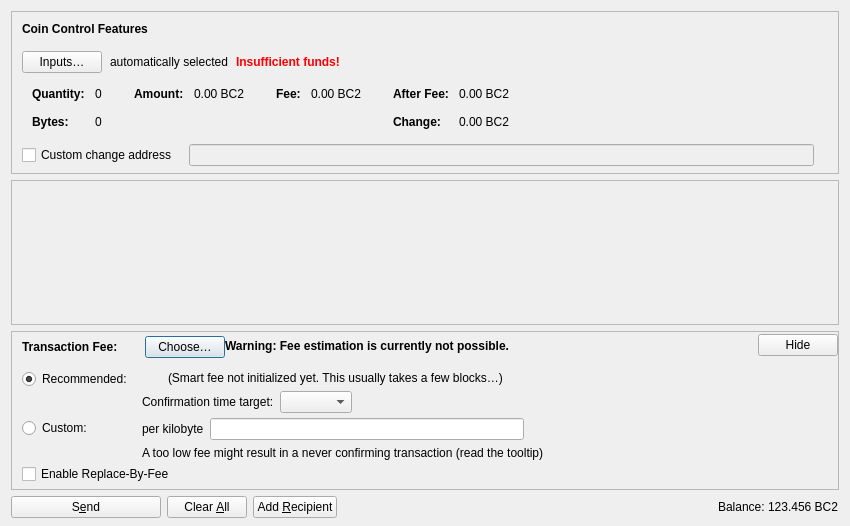
Qt form src/qt/forms/sendcoinsdialog.ui (trumpsperm/trumpsperm) before a commit.
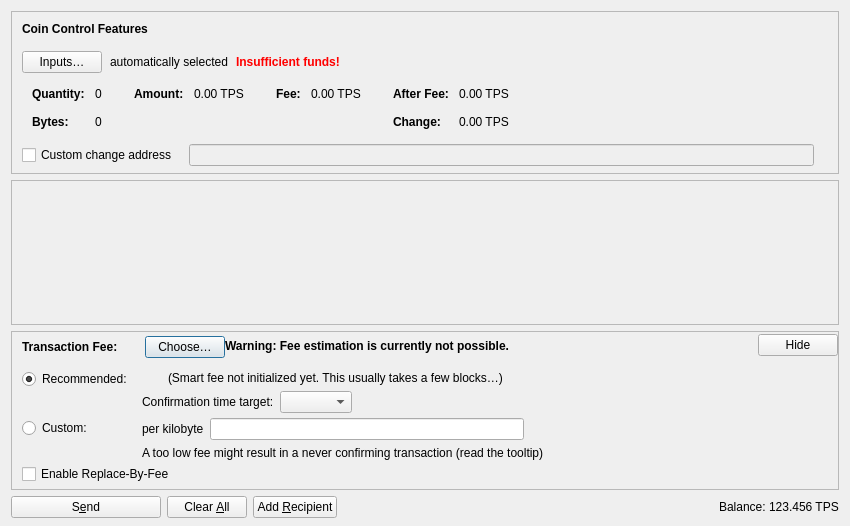
The same form after that commit. Icons and pictures are not drawn. Custom widgets are drawn as their Qt base class.

Diff of the .ui file:
```diff
--- a/src/qt/forms/sendcoinsdialog.ui
+++ b/src/qt/forms/sendcoinsdialog.ui
@@ -327,7 +327,7 @@
                   <enum>Qt::ActionsContextMenu</enum>
                  </property>
                  <property name="text">
-                  <string notr="true">0.00 BC2</string>
+                  <string notr="true">0.00 TPS</string>
                  </property>
                  <property name="textInteractionFlags">
                   <set>Qt::LinksAccessibleByMouse|Qt::TextSelectableByKeyboard|Qt::TextSelectableByMouse</set>
@@ -378,7 +378,7 @@
                   <enum>Qt::ActionsContextMenu</enum>
                  </property>
                  <property name="text">
-                  <string notr="true">0.00 BC2</string>
+                  <string notr="true">0.00 TPS</string>
                  </property>
                  <property name="textInteractionFlags">
                   <set>Qt::LinksAccessibleByMouse|Qt::TextSelectableByKeyboard|Qt::TextSelectableByMouse</set>
@@ -432,7 +432,7 @@
                   <enum>Qt::ActionsContextMenu</enum>
                  </property>
                  <property name="text">
-                  <string notr="true">0.00 BC2</string>
+                  <string notr="true">0.00 TPS</string>
                  </property>
                  <property name="textInteractionFlags">
                   <set>Qt::LinksAccessibleByMouse|Qt::TextSelectableByKeyboard|Qt::TextSelectableByMouse</set>
@@ -461,7 +461,7 @@
                   <enum>Qt::ActionsContextMenu</enum>
                  </property>
                  <property name="text">
-                  <string notr="true">0.00 BC2</string>
+                  <string notr="true">0.00 TPS</string>
                  </property>
                  <property name="textInteractionFlags">
                   <set>Qt::LinksAccessibleByMouse|Qt::TextSelectableByKeyboard|Qt::TextSelectableByMouse</set>
@@ -1191,7 +1191,7 @@
           <cursorShape>IBeamCursor</cursorShape>
          </property>
          <property name="text">
-          <string notr="true">123.456 BC2</string>
+          <string notr="true">123.456 TPS</string>
          </property>
          <property name="textInteractionFlags">
           <set>Qt::LinksAccessibleByMouse|Qt::TextSelectableByKeyboard|Qt::TextSelectableByMouse</set>
```
Left out of the diff: 16 changed lines with no effect on the pictures.
